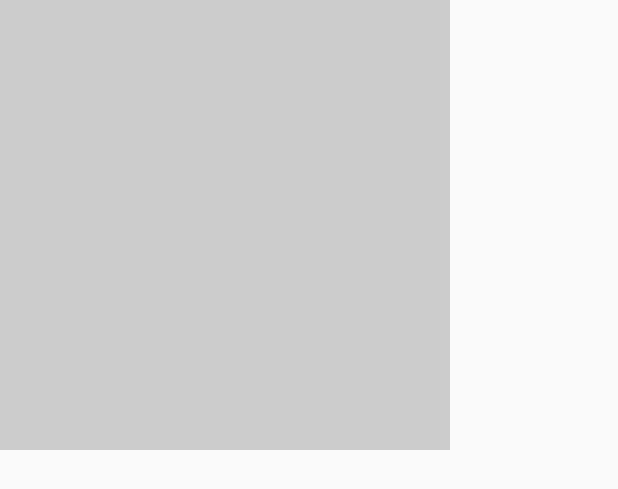
After one commit to sunkwei/SSD_Demo_Android, an Android app: the layout sample_show_result_view.xml on its own in the app's theme, with its tools: preview values and no code run, on a phone screen of 412 x 824 dp. The commit adds this screen. Shown: the top 489 px of the screen. Run offline under Robolectric (Android 15) with nearby library versions, the phone set to English and light mode, and no system bars.

Commit message:
改善了代码结构, 增加颜色显示不同的类别

```diff
--- a/app/build.gradle
+++ b/app/build.gradle
@@ -16,6 +16,11 @@ android {
             proguardFiles getDefaultProguardFile('proguard-android.txt'), 'proguard-rules.pro'
         }
     }
+
+    lintOptions {
+        checkReleaseBuilds false
+        abortOnError false
+    }
 }
 
 dependencies {
--- /dev/null
+++ b/app/src/main/java/cc/hetinsow/sunkw/ssd_demo/ShowResultView.java
@@ -0,0 +1,103 @@
+package cc.hetinsow.sunkw.ssd_demo;
+
+import android.content.Context;
+import android.content.res.TypedArray;
+import android.graphics.Bitmap;
+import android.graphics.Canvas;
+import android.graphics.Color;
+import android.graphics.Paint;
+import android.graphics.Rect;
+import android.graphics.RectF;
+import android.graphics.drawable.Drawable;
+import android.text.TextPaint;
+import android.util.AttributeSet;
+import android.view.View;
+import android.view.animation.PathInterpolator;
+import android.widget.ImageView;
+
+import java.util.ArrayList;
+
+/**
+ * TODO: document your custom view class.
+ */
+public class ShowResultView extends android.support.v7.widget.AppCompatImageView {
+    private Bitmap curr_img_;
+    private ArrayList<ActionBox> acts_ = null;
+    private int []colors_ = {
+            Color.rgb(0xff, 0, 0), Color.rgb(0, 0xff, 0), Color.rgb(0, 0, 0xff),
+            Color.rgb(0xc0, 0, 0), Color.rgb(0, 0xc0, 0), Color.rgb(0, 0, 0xc0),
+            Color.rgb(0x80, 0, 0), Color.rgb(0, 0x80, 0), Color.rgb(0, 0, 0x80),
+            Color.rgb(0x40, 0, 0), Color.rgb(0, 0x40, 0), Color.rgb(0, 0, 0x40),
+
+            Color.rgb(0xff, 0, 0xff), Color.rgb(0x80, 0xff, 0), Color.rgb(0xff, 0, 0xff),
+            Color.rgb(0xc0, 0, 0xc0), Color.rgb(0x80, 0xc0, 0), Color.rgb(0xc0, 0, 0xc0),
+            Color.rgb(0x80, 0, 0x80), Color.rgb(0x80, 0x80, 0), Color.rgb(0x80, 0, 0x80),
+            Color.rgb(0x40, 0, 0x40), Color.rgb(0x80, 0x40, 0), Color.rgb(0x40, 0, 0x40),
+    };
+
+    public ShowResultView(Context context) {
+        super(context);
+        curr_img_ = null;
+    }
+
+
+    public ShowResultView(Context context, AttributeSet as)
+    {
+        super(context, as);
+        curr_img_ = null;
+    }
+
+    public ShowResultView(Context context, AttributeSet as, int defStyle)
+    {
+        super(context, as, defStyle);
+        curr_img_ = null;
+    }
+
+    public void set_bitmap(Bitmap bmp)
+    {
+        curr_img_ = bmp;
+        invalidate();
+    }
+
+    public void set_action_boxes(ArrayList<ActionBox> acts)
+    {
+        if (curr_img_ != null) {
+            this.acts_ = acts;
+            invalidate();
+        }
+    }
+
+
+    @Override
+    protected void onDraw(Canvas canvas) {
+        if (curr_img_ != null) {
+            canvas.drawBitmap(curr_img_,0.f, 0.f,null);
+
+            if (acts_ != null) {
+                Paint p = new Paint();
+                //p.setColor(Color.RED);
+                p.setStrokeWidth(5.0f);
+                p.setTextSize(48.0f);
+
+                int width = curr_img_.getWidth();
+                int height = curr_img_.getHeight();
+
+                for (ActionBox act: acts_) {
+                    int color = colors_[act.catalog % colors_.length];
+                    p.setColor(color);
+
+                    RectF r = new RectF(act.x1 * width, act.y1*height, act.x2*width, act.y2*height);
+                    p.setStyle(Paint.Style.STROKE);
+                    canvas.drawRect(r, p);
+
+                    p.setStyle(Paint.Style.FILL);
+                    canvas.drawText(act.title, act.x1*width, act.y1*height, p);
+                }
+
+                acts_ = null;
+            }
+        }
+
+        super.onDraw(canvas);
+    }
+}
--- /dev/null
+++ b/app/src/main/res/layout/sample_show_result_view.xml
@@ -0,0 +1,17 @@
+<FrameLayout xmlns:android="http://schemas.android.com/apk/res/android"
+    xmlns:app="http://schemas.android.com/apk/res/cc.hetinsow.sunkw.ssd_demo"
+    android:layout_width="match_parent"
+    android:layout_height="match_parent">
+
+    <cc.hetinsow.sunkw.ssd_demo.ShowResultView
+        android:layout_width="300dp"
+        android:layout_height="300dp"
+        android:background="#ccc"
+        android:paddingLeft="20dp"
+        android:paddingBottom="40dp"
+        app:exampleColor="#33b5e5"
+        app:exampleDimension="24sp"
+        app:exampleDrawable="@android:drawable/ic_menu_add"
+        app:exampleString="Hello, ShowResultView" />
+
+</FrameLayout>
--- a/app/src/main/res/values/strings.xml
+++ b/app/src/main/res/values/strings.xml
@@ -1,3 +1,5 @@
 <resources>
     <string name="app_name">SSD_demo</string>
+    <string name="capture">Capture</string>
+    <string name="detect">Detect</string>
 </resources>
```
Also changed, not shown: app/src/main/java/cc/hetinsow/sunkw/ssd_demo/ActionBox.java (added, +18 -0 lines), app/src/main/java/cc/hetinsow/sunkw/ssd_demo/MainActivity.java (+52 -70 lines), app/src/main/res/layout/activity_main.xml (+10 -6 lines), app/src/main/res/values/attrs_show_result_view.xml (added, +8 -0 lines), app/src/main/res/drawable/dsc01859.jpg (deleted).
